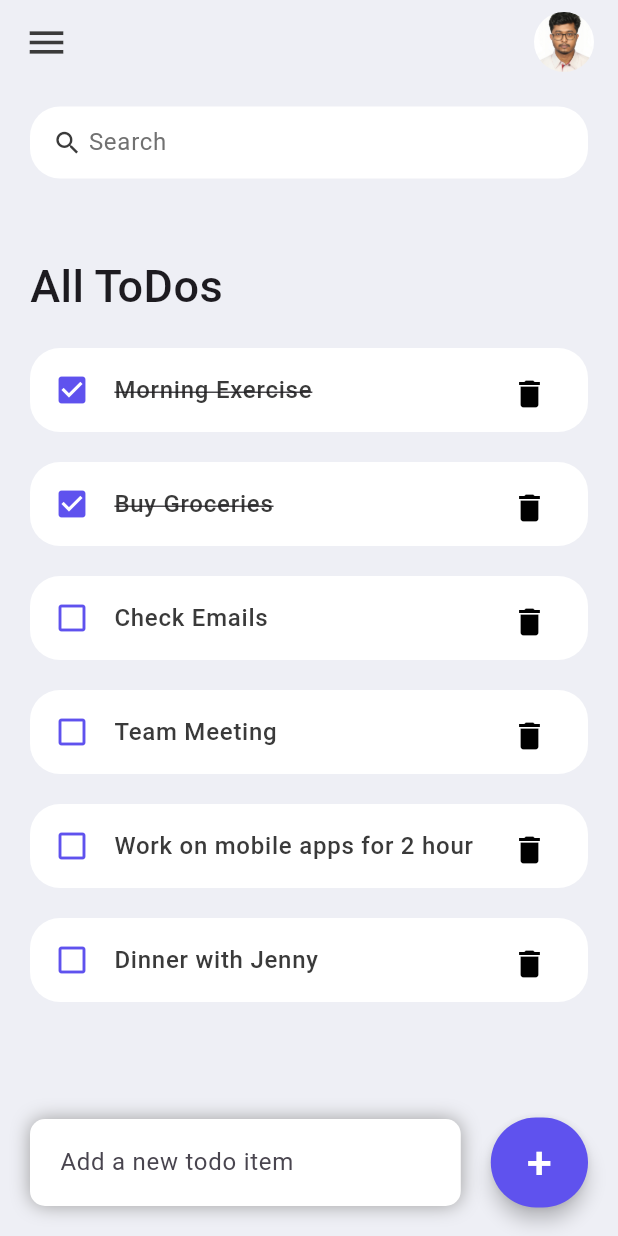
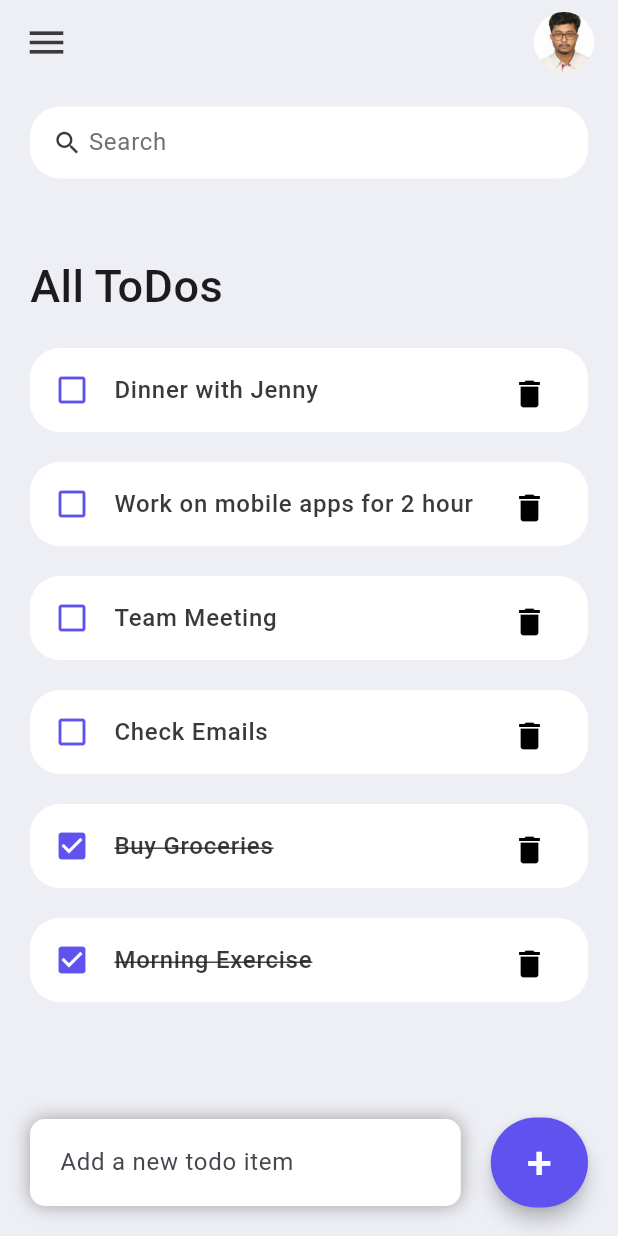
Before and after one commit to ashikmoinul/Delta-Executor, a Flutter app: the screen it shows after launch, on a phone screen of 412 x 824 dp. Run offline on Flutter 3.47's test engine with Material 3 defaults, Android fonts, the phone set to English and light mode, and no system bars; our stand-ins replace device_preview.

Commit message:
Final Project

```diff
--- a/lib/screens/home.dart
+++ b/lib/screens/home.dart
@@ -13,6 +13,13 @@ class HomePage extends StatefulWidget {
 class _HomePageState extends State<HomePage> {
   final todosList = ToDo.todoList();
   final _todoController = TextEditingController();
+  List<ToDo> _foundToDo = [];
+
+  @override
+  void initState() {
+    _foundToDo = todosList;
+    super.initState();
+  }
 
   @override
   Widget build(BuildContext context) {
@@ -45,7 +52,7 @@ class _HomePageState extends State<HomePage> {
                           ),
                         ),
                       ),
-                      for (ToDo todoo in todosList)
+                      for (ToDo todoo in _foundToDo.reversed)
                         TodoItem(
                           toDo: todoo,
                           onToDoChanged: _handleTodoChanged,
@@ -132,6 +139,50 @@ class _HomePageState extends State<HomePage> {
     _todoController.clear();
   }
 
+  void _runFilter(String enteredKeyword) {
+    List<ToDo> results = [];
+    if (enteredKeyword.isEmpty) {
+      results = todosList;
+    } else {
+      results = todosList
+          .where((item) => item.todoText!
+              .toLowerCase()
+              .contains(enteredKeyword.toLowerCase()))
+          .toList();
+    }
+    setState(() {
+      _foundToDo = results;
+    });
+  }
+
+  Widget searchBox() {
+    return Container(
+      padding: EdgeInsets.symmetric(horizontal: 15),
+      decoration: BoxDecoration(
+        color: Colors.white,
+        borderRadius: BorderRadius.circular(20),
+      ),
+      child: TextField(
+        onChanged: (value) => _runFilter(value),
+        decoration: InputDecoration(
+          contentPadding: EdgeInsets.all(0),
+          prefixIcon: Icon(
+            Icons.search,
+            color: tdBlack,
+            size: 20,
+          ),
+          prefixIconConstraints: BoxConstraints(
+            maxHeight: 20,
+            maxWidth: 20,
+          ),
+          border: InputBorder.none,
+          hintText: 'Search',
+          hintStyle: TextStyle(color: tdGrey),
+        ),
+      ),
+    );
+  }
+
   AppBar _buildAppBar() {
     return AppBar(
       backgroundColor: tdBGColor,
@@ -160,30 +211,3 @@ class _HomePageState extends State<HomePage> {
     );
   }
 }
-
-Widget searchBox() {
-  return Container(
-    padding: EdgeInsets.symmetric(horizontal: 15),
-    decoration: BoxDecoration(
-      color: Colors.white,
-      borderRadius: BorderRadius.circular(20),
-    ),
-    child: TextField(
-      decoration: InputDecoration(
-        contentPadding: EdgeInsets.all(0),
-        prefixIcon: Icon(
-          Icons.search,
-          color: tdBlack,
-          size: 20,
-        ),
-        prefixIconConstraints: BoxConstraints(
-          maxHeight: 20,
-          maxWidth: 20,
-        ),
-        border: InputBorder.none,
-        hintText: 'Search',
-        hintStyle: TextStyle(color: tdGrey),
-      ),
-    ),
-  );
-}
```
